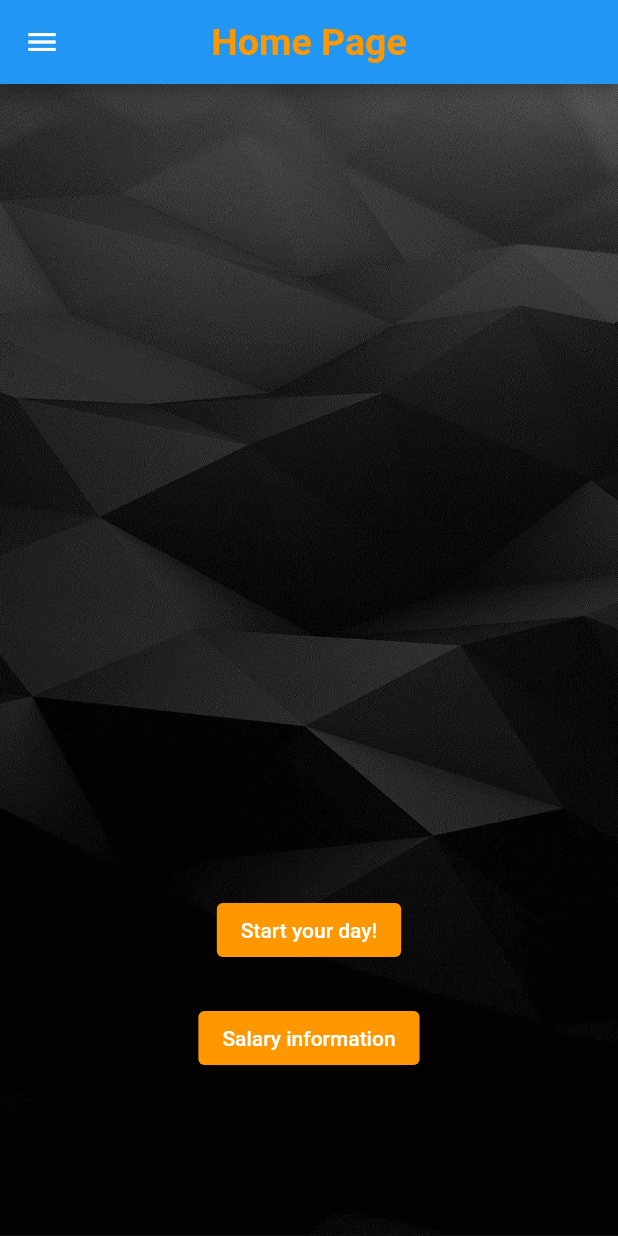
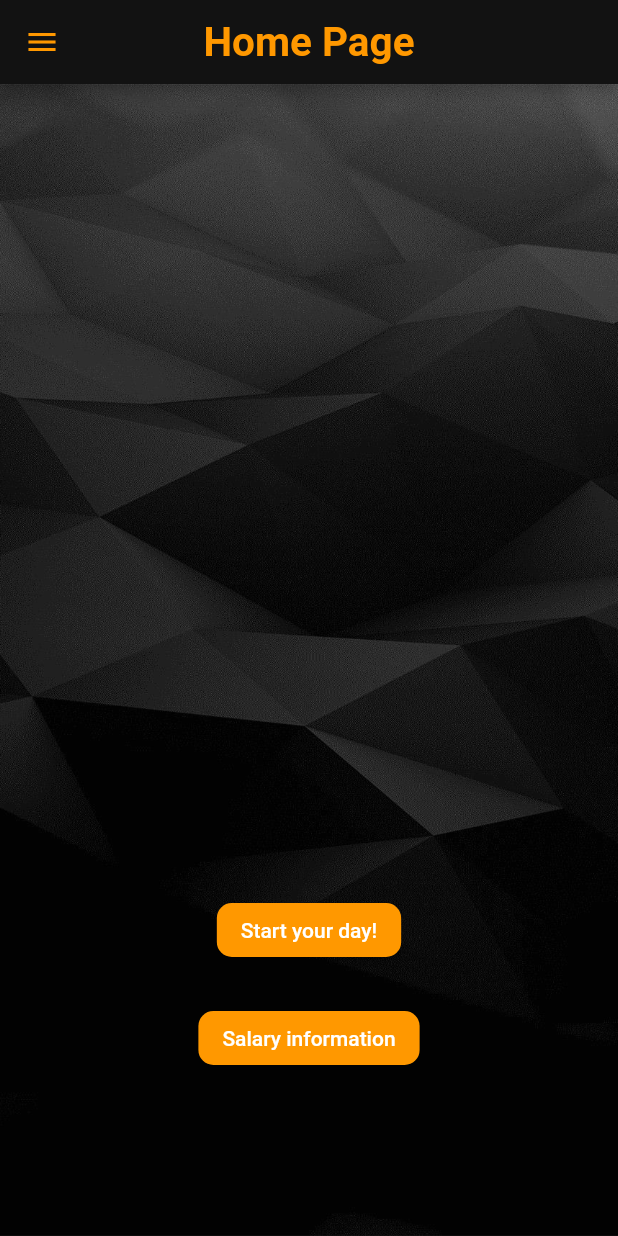
Before and after one commit to TVT21SPOMobiiliProjekti/MobiiliProjekti, a Flutter app: the screen it shows after launch, after a tap on "Login", on a phone screen of 412 x 824 dp. Run offline on Flutter 3.47's test engine with Material 2 defaults, Android fonts, the phone set to English and light mode, and no system bars; our stand-ins replace hive_flutter; accounts and stored records are empty.

Commit message:
Dark ja Lightmodet, Paikallinen tallennus

```diff
--- a/lib/main.dart
+++ b/lib/main.dart
@@ -1,7 +1,14 @@
 import 'package:flutter/material.dart';
+import 'package:hive_flutter/hive_flutter.dart';
+import 'package:mobprojekti/utility/theme_provider.dart';
+import 'utility/theme_data.dart';
 import './utility/router.dart' as route;
 
-void main() => runApp(const MyApp());
+void main() async {
+  await Hive.initFlutter();
+  await Hive.openBox('themeData');
+  runApp(const MyApp());
+}
 
 class MyApp extends StatefulWidget{
   const MyApp({super.key});
@@ -13,13 +20,24 @@ class MyApp extends StatefulWidget{
 }
 
 class _MyAppState extends State<MyApp>{
+
+  @override
+  void initState() {
+    super.initState();
+    currentTheme.addListener(() {
+      setState(() {});
+    });
+  }
+
+
   @override
   Widget build(BuildContext context) {
     return MaterialApp(
       onGenerateRoute: route.controller,
       debugShowCheckedModeBanner: false,
-      theme: ThemeData.light(),
-      darkTheme: ThemeData.dark(),
+      theme: lightTheme(),
+      darkTheme: darkTheme(),
+      themeMode: currentTheme.currentTheme(),
       initialRoute: route.loginPage,
     );
   }
--- a/lib/pages/homepage.dart
+++ b/lib/pages/homepage.dart
@@ -6,26 +6,21 @@ class HomePage extends StatelessWidget {
 
   @override
   Widget build(BuildContext context) {
-    return Scaffold(
+    return  Scaffold(
         appBar: AppBar(
           title: const Text('Home Page'),
           centerTitle: true,
-        titleTextStyle: const TextStyle(
-          color: Colors.orange,
-          fontSize: 25,
-          fontWeight: FontWeight.bold,
-        ),
         ),
         drawer: Drawer(
+          backgroundColor: Theme.of(context).appBarTheme.backgroundColor,
           child: ListView(
             padding: EdgeInsets.zero,
             children: <Widget>[
                 DrawerHeader(
-              decoration: BoxDecoration(color: Colors.grey.shade700),
-              child: CircleAvatar(
+                decoration: BoxDecoration(color: Colors.grey.shade800),
+                child: const CircleAvatar(
                   radius: 50,
-                backgroundColor: Colors.grey.shade700,
-                backgroundImage: const AssetImage('assets/pfp_placeholder.jpg'),
+                  backgroundImage: AssetImage('assets/pfp_placeholder.jpg'),
                 ),
                 ),
                 ListTile(
@@ -56,7 +51,7 @@ class HomePage extends StatelessWidget {
                 ListTile(
                   leading: const Icon(Icons.settings_rounded),
                   title: const Text('Settings'),
-                onTap: () => null//Navigator.pushNamed(context, route.settingsPage),
+                  onTap: () => Navigator.pushNamed(context, route.settingsPage),
                 ),
             ],
         ),
@@ -76,9 +71,7 @@ class HomePage extends StatelessWidget {
             Align(
               alignment: const Alignment(0, 0.5),
               child:ElevatedButton(
-              style: ButtonStyle(
-                backgroundColor: MaterialStateProperty.all<Color>(Colors.orange),
-              ),
+                style: Theme.of(context).elevatedButtonTheme.style,
                 onPressed: () => null, //Navigator.pushNamed(context, route.calendarPage),
                 child: const Text('Start your day!'),
               ),
@@ -86,9 +79,7 @@ class HomePage extends StatelessWidget {
              Align(
                 alignment: const Alignment(0, 0.7),
                 child: ElevatedButton(
-                style: ButtonStyle(
-                  backgroundColor: MaterialStateProperty.all<Color>(Colors.orange),
-                ),
+                style: Theme.of(context).elevatedButtonTheme.style,
                 onPressed: () => null, //Navigator.pushNamed(context, route.financePage),
                 child: const Text('Salary information'),
               ),
@@ -96,5 +87,6 @@ class HomePage extends StatelessWidget {
           ],
         ),
       );
+
   }
 }
--- a/lib/utility/router.dart
+++ b/lib/utility/router.dart
@@ -1,9 +1,11 @@
 import 'package:flutter/material.dart';
 import '../pages/homepage.dart';
 import '../pages/loginpage.dart';
+import '../pages/settings.dart';
 
 const String homePage = '/';
 const String loginPage = '/login';
+const String settingsPage = '/settings';
 
 
 Route<dynamic> controller(RouteSettings destination) {
@@ -12,7 +14,8 @@ Route<dynamic> controller(RouteSettings destination) {
       return MaterialPageRoute(builder: (context) => const HomePage());
     case loginPage:
       return MaterialPageRoute(builder: (context) => const LoginPage());
-
+    case settingsPage:
+      return MaterialPageRoute(builder: (context) => const SettingsPage());
     default:
       throw ('This route does not exist');
   }
--- /dev/null
+++ b/lib/utility/theme_data.dart
@@ -0,0 +1,87 @@
+import 'package:flutter/material.dart';
+
+ThemeData lightTheme() {
+  return ThemeData(
+    primaryColor: Colors.white,
+    buttonTheme: const ButtonThemeData(
+      buttonColor: Colors.blue,
+      textTheme: ButtonTextTheme.primary,
+    ),
+    appBarTheme: const AppBarTheme(
+      foregroundColor: Colors.black,
+      backgroundColor: Colors.white,
+      titleTextStyle: TextStyle(color: Colors.black, fontSize: 27, fontWeight: FontWeight.bold)
+    ),
+    textTheme: const TextTheme(
+      displayLarge: TextStyle(
+        color: Colors.blueAccent,
+        fontSize: 20,
+        fontWeight: FontWeight.bold,
+      ),
+      bodyLarge: TextStyle(
+        color: Colors.black,
+        fontWeight: FontWeight.bold,
+        fontSize: 16,
+      ),
+      displayMedium: TextStyle(
+        color: Colors.black,
+        fontSize: 14,
+      ),
+    ),
+    iconTheme: const IconThemeData(
+      color: Colors.black,
+    ), colorScheme: ColorScheme.fromSwatch().copyWith(secondary: Colors.blueAccent, brightness: Brightness.light),
+    elevatedButtonTheme: ElevatedButtonThemeData(
+      style: ElevatedButton.styleFrom(
+        foregroundColor: Colors.white, backgroundColor: Colors.blue,
+        shape: const RoundedRectangleBorder(
+          borderRadius: BorderRadius.all(Radius.circular(10)),
+        ),
+      ),
+    ),
+  );
+}
+
+ThemeData darkTheme() {
+  return ThemeData(
+    primaryColor: const Color(0xFF121212),
+    buttonTheme: const ButtonThemeData(
+      buttonColor: Colors.orange,
+      textTheme: ButtonTextTheme.primary,
+    ),
+    appBarTheme: const AppBarTheme(
+      foregroundColor: Colors.orange,
+      backgroundColor: Color(0xFF121212),
+      titleTextStyle: TextStyle(color: Colors.orange, fontSize: 27, fontWeight: FontWeight.bold)
+    ),
+    drawerTheme: const DrawerThemeData(
+      backgroundColor: Color(0xFF121212),
+    ),
+    textTheme:  TextTheme(
+      displayLarge: TextStyle(
+        color: Colors.orange,
+        fontSize: 24,
+        fontWeight: FontWeight.bold,
+      ),
+      bodyLarge: TextStyle(
+        color: Colors.white,
+        fontWeight: FontWeight.bold,
+        fontSize: 16,
+      ),
+      displayMedium: TextStyle(
+        color: Colors.white,
+        fontSize: 14),
+    ),
+    iconTheme: const IconThemeData(
+      color: Colors.orange,
+    ), colorScheme: ColorScheme.fromSwatch().copyWith(secondary: Colors.orange, brightness: Brightness.dark),
+    elevatedButtonTheme: ElevatedButtonThemeData(
+      style: ElevatedButton.styleFrom(
+        foregroundColor: Colors.white, backgroundColor: Colors.orange,
+        shape: const RoundedRectangleBorder(
+          borderRadius: BorderRadius.all(Radius.circular(10)),
+        ),
+      ),
+    ),
+  );
+}
--- /dev/null
+++ b/lib/utility/theme_provider.dart
@@ -0,0 +1,31 @@
+library config.globals;
+import 'package:flutter/material.dart';
+import 'package:hive_flutter/hive_flutter.dart';
+
+
+class MyTheme with ChangeNotifier{
+  bool _isDark = true;
+  final _storeTheme = Hive.box('themeData');
+
+
+  MyTheme(){
+    if(_storeTheme.containsKey('currentTheme')){
+      _isDark = _storeTheme.get('currentTheme');
+    }
+    else{
+      _storeTheme.put('currentTheme', _isDark);
+    }
+  }
+
+  ThemeMode currentTheme(){
+    return _isDark ? ThemeMode.dark : ThemeMode.light;
+  }
+
+  void toggleTheme(){
+    _isDark = !_isDark;
+    _storeTheme.put('currentTheme', _isDark);
+    notifyListeners();
+  }
+}
+
+MyTheme currentTheme = MyTheme();
--- a/pubspec.yaml
+++ b/pubspec.yaml
@@ -35,6 +35,8 @@ dependencies:
   # The following adds the Cupertino Icons font to your application.
   # Use with the CupertinoIcons class for iOS style icons.
   cupertino_icons: ^1.0.2
+  hive_flutter: ^1.1.0
+
 
 dev_dependencies:
   flutter_test:
```
Also changed, not shown: lib/pages/settings.dart (added, +139 -0 lines), 2 other files. Lines whose indentation alone changed are shown as unchanged.
